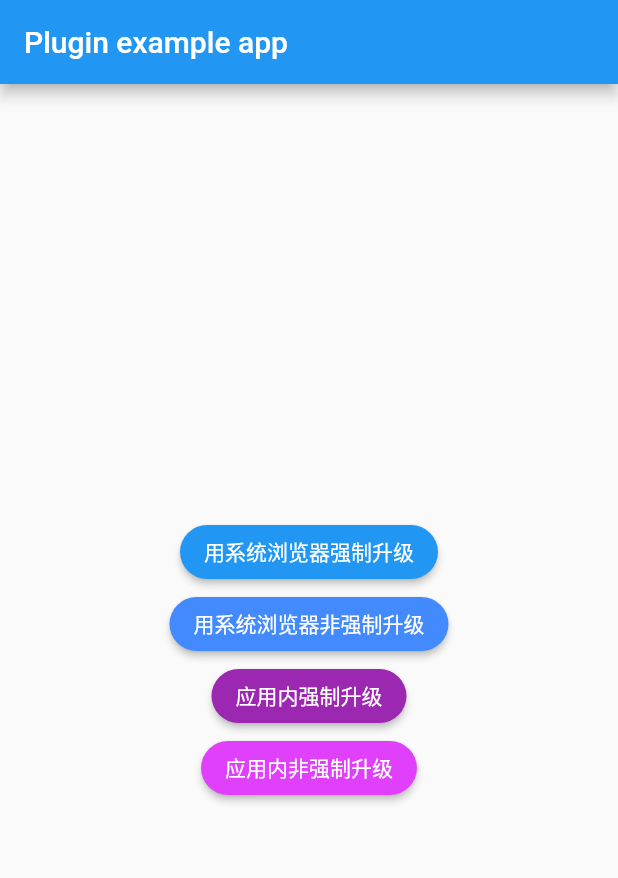
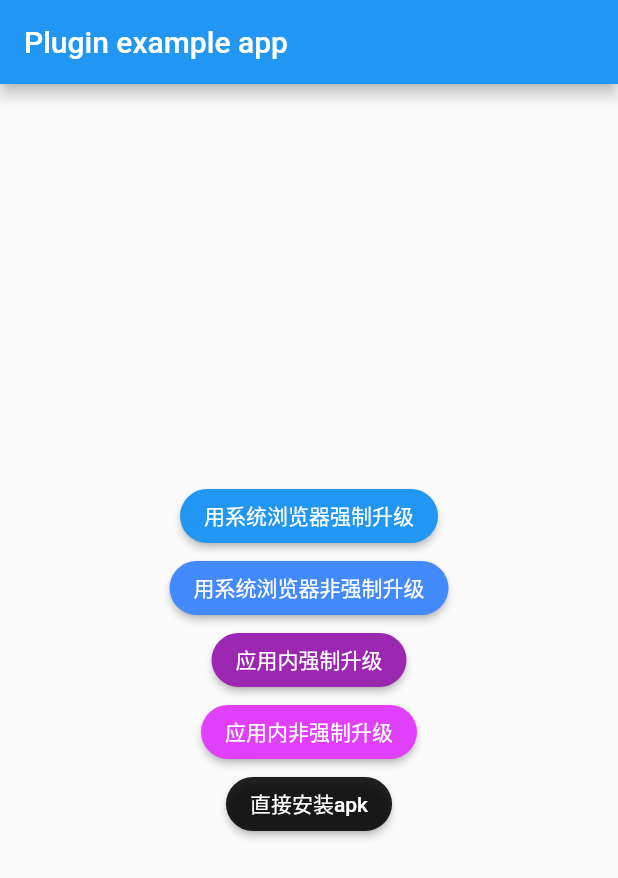
Before and after one commit to JamesKarl/app_upgrade, a Flutter app: the screen it shows after launch, on a phone screen of 412 x 824 dp. Shown: the top 878 px of the screen. Run offline on Flutter 3.47's test engine with Material 2 defaults, Android fonts, the phone set to English and light mode, and no system bars; our stand-ins replace dio, package_info, percent_indicator.

Commit message:
add 直接安装apk

```diff
--- a/example/lib/homepage.dart
+++ b/example/lib/homepage.dart
@@ -73,6 +73,18 @@ class Homepage extends StatelessWidget {
                     installByBrowser: false,
                   ));
             },
+          ),
+          RaisedButton(
+            shape: StadiumBorder(),
+            color: Colors.black87,
+            child: Text(
+              "直接安装apk",
+              style: const TextStyle(color: Colors.white),
+            ),
+            onPressed: () {
+              AppUpgrade.installAppDirectly(
+                  "/data/user/0/com.app.upgrade_example/cache/com.app.upgrade_example.apk");
+            },
           )
         ],
       ),
--- a/lib/src/app_upgrade_main.dart
+++ b/lib/src/app_upgrade_main.dart
@@ -73,7 +73,7 @@ abstract class AppUpgrade {
         if (appInfo.forceUpgrade) {
           checker
               .onRequireDownloadApp(context, appInfo)
-              .then(_installAppDirectly);
+              .then(installAppDirectly);
         } else {
           _downloadInstallApp(appInfo.downloadURL);
         }
@@ -82,7 +82,7 @@ abstract class AppUpgrade {
   }
 
   ///直接安装下载好的apk
-  static Future<void> _installAppDirectly(String appLocalPath) async {
+  static Future<void> installAppDirectly(String appLocalPath) async {
     print("_installAppDirectly appLocalPath = $appLocalPath");
     if (appLocalPath == null) return null;
     try {
```
